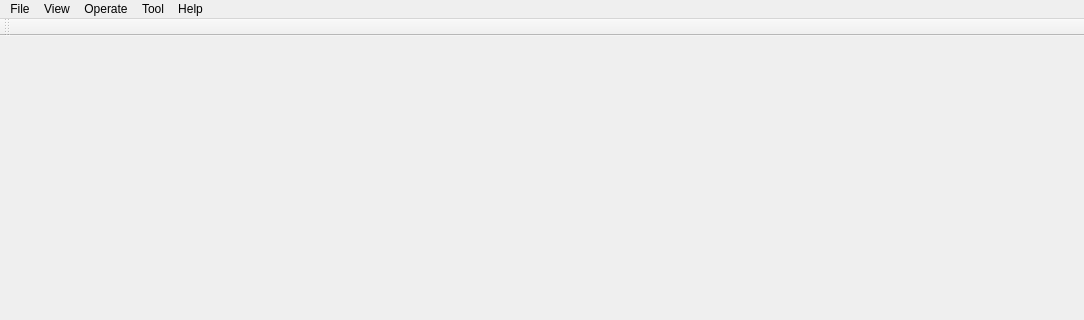
Qt form source/wnd/mainwindow.ui (ww4u/mct-t4) before a commit; both pictures show x 0 to 1084 and y 0 to 320 of the 1084 by 633 pixel window.
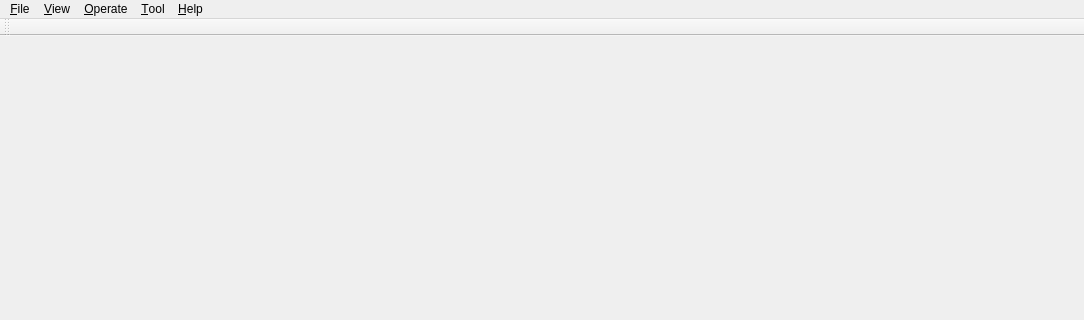
The same form after that commit.

```diff
--- a/source/wnd/mainwindow.ui
+++ b/source/wnd/mainwindow.ui
@@ -29,13 +29,13 @@
    </property>
    <widget class="QMenu" name="menuFile">
     <property name="title">
-     <string>File</string>
+     <string>&amp;File</string>
     </property>
     <addaction name="actionExit"/>
    </widget>
    <widget class="QMenu" name="menuOperate">
     <property name="title">
-     <string>Operate</string>
+     <string>&amp;Operate</string>
     </property>
     <addaction name="actionStop"/>
     <addaction name="separator"/>
@@ -48,18 +48,18 @@
    </widget>
    <widget class="QMenu" name="menuHelp">
     <property name="title">
-     <string>Help</string>
+     <string>&amp;Help</string>
     </property>
     <addaction name="actionAbout"/>
    </widget>
    <widget class="QMenu" name="menuToo">
     <property name="title">
-     <string>Tool</string>
+     <string>&amp;Tool</string>
     </property>
    </widget>
    <widget class="QMenu" name="menuView">
     <property name="title">
-     <string>View</string>
+     <string>&amp;View</string>
     </property>
     <widget class="QMenu" name="menuLanguage">
      <property name="title">
```
Left out of the diff: 77 changed lines with no effect on the pictures.
